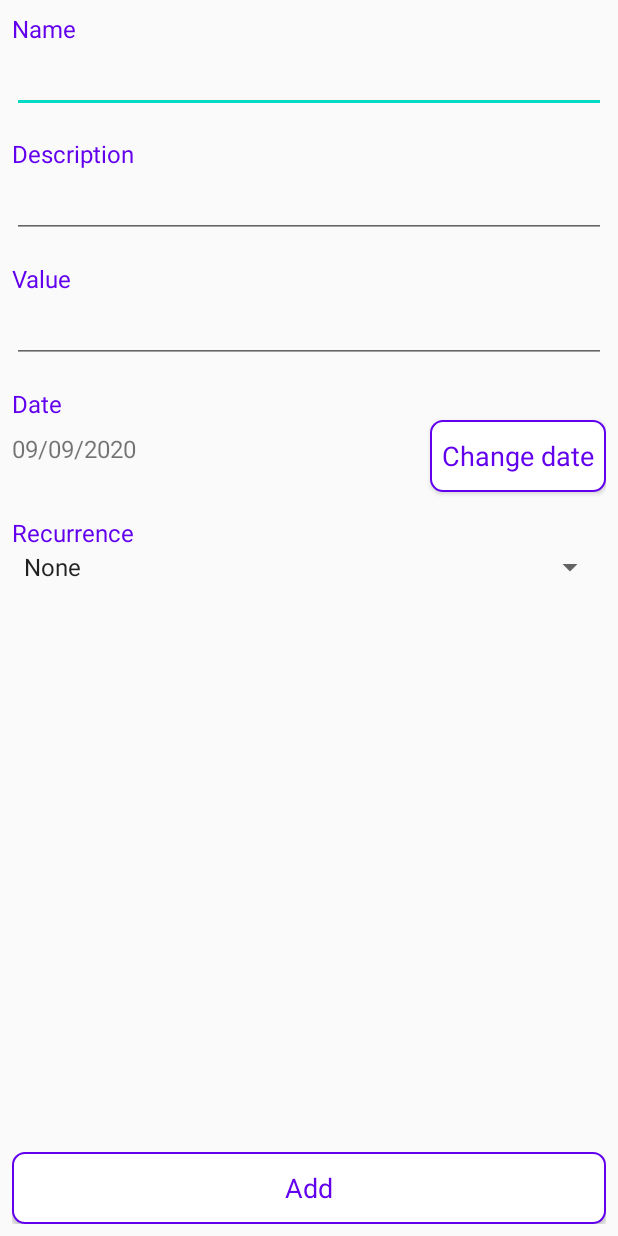
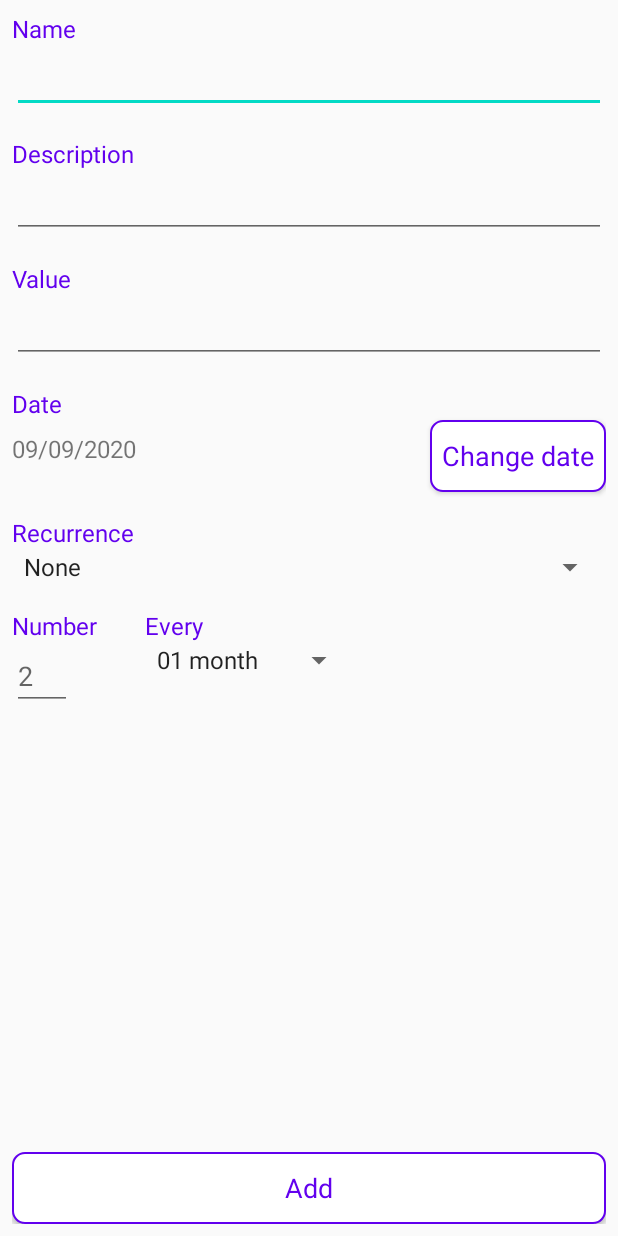
Before and after one commit to PedroPSar/Financial_Control, an Android app: the AddIncomeActivity screen opened directly, with no data from a screen before it, on a phone screen of 412 x 824 dp. Run offline under Robolectric (Android 15) with nearby library versions, the phone set to English and light mode, and no system bars; our stand-ins replace Room's generated code.

Commit message:
Commit 09/09/2020

```diff
--- a/app/src/main/java/com/development/pega/financialcontrol/model/Expense.kt
+++ b/app/src/main/java/com/development/pega/financialcontrol/model/Expense.kt
@@ -38,4 +38,7 @@ class Expense {
 
     @ColumnInfo(name = "numInstallmentMonths")
     var numInstallmentMonths = 0
+
+    @ColumnInfo(name = "payFrequency")
+    var payFrequency = 0
 }
--- a/app/src/main/java/com/development/pega/financialcontrol/model/Income.kt
+++ b/app/src/main/java/com/development/pega/financialcontrol/model/Income.kt
@@ -34,4 +34,7 @@ class Income() {
 
     @ColumnInfo(name = "numInstallmentMonths")
     var numInstallmentMonths = 0
+
+    @ColumnInfo(name = "payFrequency")
+    var payFrequency = 0
 }
--- a/app/src/main/java/com/development/pega/financialcontrol/views/AddIncomeActivity.kt
+++ b/app/src/main/java/com/development/pega/financialcontrol/views/AddIncomeActivity.kt
@@ -22,8 +22,10 @@ class AddIncomeActivity : AppCompatActivity(), View.OnClickListener, AdapterView
     private lateinit var mViewModel: AddIncomeViewModel
     private lateinit var mViewModelFactory: ViewModelProvider.AndroidViewModelFactory
     private var recurrenceOption = Constants.RECURRENCE.NONE
+    private var everyMonth = 1
 
     private lateinit var spinner: Spinner
+    private lateinit var spinnerEveryMonth: Spinner
 
     private lateinit var calendar: Calendar
 
@@ -58,6 +60,7 @@ class AddIncomeActivity : AppCompatActivity(), View.OnClickListener, AdapterView
             mIncome.month = month
             mIncome.year = year
             mIncome.recurrence = recurrenceOption
+            mIncome.payFrequency = everyMonth
 
             mViewModel.saveIncome(mIncome)
         }
@@ -66,6 +69,9 @@ class AddIncomeActivity : AppCompatActivity(), View.OnClickListener, AdapterView
     override fun onItemSelected(parent: AdapterView<*>, view: View, position: Int, id: Long) {
         if(parent.id == R.id.spinner_income_recurrence) {
             recurrenceOption = AppControl.getRecurrence(position)
+
+        } else if(parent.id == R.id.spinner_income_every_months) {
+            everyMonth = position + 1
         }
     }
 
@@ -77,6 +83,7 @@ class AddIncomeActivity : AppCompatActivity(), View.OnClickListener, AdapterView
         btn_change_date.setOnClickListener(this)
         btn_add.setOnClickListener(this)
         spinner.onItemSelectedListener = this
+        spinnerEveryMonth.onItemSelectedListener = this
     }
 
     private fun setSpinner() {
@@ -85,6 +92,13 @@ class AddIncomeActivity : AppCompatActivity(), View.OnClickListener, AdapterView
         ).also { adapter ->
             adapter.setDropDownViewResource(android.R.layout.simple_spinner_dropdown_item)
             spinner.adapter = adapter
+        }
+
+        spinnerEveryMonth = findViewById(R.id.spinner_income_every_months)
+        ArrayAdapter.createFromResource(this, R.array.every_month_array, android.R.layout.simple_spinner_item
+        ).also { adapter ->
+            adapter.setDropDownViewResource(android.R.layout.simple_spinner_dropdown_item)
+            spinnerEveryMonth.adapter = adapter
         }
     }
 
--- a/app/src/main/res/layout/activity_add_income.xml
+++ b/app/src/main/res/layout/activity_add_income.xml
@@ -111,6 +111,56 @@
         app:layout_constraintEnd_toEndOf="parent"
         app:layout_constraintTop_toBottomOf="@id/lbl_recurrence"/>
 
+    <androidx.constraintlayout.widget.ConstraintLayout
+        android:layout_width="match_parent"
+        android:layout_height="wrap_content"
+        app:layout_constraintStart_toStartOf="parent"
+        app:layout_constraintEnd_toEndOf="parent"
+        app:layout_constraintTop_toBottomOf="@id/spinner_income_recurrence">
+
+        <TextView
+            android:id="@+id/lbl_number"
+            android:layout_width="wrap_content"
+            android:layout_height="wrap_content"
+            android:layout_marginTop="16dp"
+            android:text="@string/lbl_number"
+            android:textColor="@color/colorPrimary"
+            android:textSize="@dimen/add_acitivity_lbl_size"
+            app:layout_constraintStart_toStartOf="parent"
+            app:layout_constraintTop_toTopOf="parent" />
+
+        <EditText
+            android:id="@+id/edit_many_times"
+            android:layout_width="wrap_content"
+            android:layout_height="wrap_content"
+            android:hint="@string/edit_many_times_hint"
+            android:inputType="number"
+            android:minWidth="40dp"
+            app:layout_constraintStart_toStartOf="parent"
+            app:layout_constraintTop_toBottomOf="@id/lbl_number" />
+
+        <TextView
+            android:id="@+id/lbl_every"
+            android:layout_width="wrap_content"
+            android:layout_height="wrap_content"
+            android:layout_marginStart="32dp"
+            android:layout_marginTop="16dp"
+            android:text="@string/lbl_every"
+            android:textColor="@color/colorPrimary"
+            android:textSize="@dimen/add_acitivity_lbl_size"
+            app:layout_constraintStart_toEndOf="@id/lbl_number"
+            app:layout_constraintTop_toTopOf="parent" />
+
+        <androidx.appcompat.widget.AppCompatSpinner
+            android:id="@+id/spinner_income_every_months"
+            android:layout_width="0dp"
+            android:layout_height="wrap_content"
+            android:layout_marginStart="32dp"
+            app:layout_constraintStart_toEndOf="@id/lbl_number"
+            app:layout_constraintTop_toBottomOf="@id/lbl_every" />
+
+    </androidx.constraintlayout.widget.ConstraintLayout>
+
     <Button
         android:id="@+id/btn_add"
         android:layout_width="0dp"
--- a/app/src/main/res/values/strings.xml
+++ b/app/src/main/res/values/strings.xml
@@ -32,6 +32,9 @@
     <string name="save_success_message">Saved successfully</string>
     <string name="save_failed_message">\"Save failed\" error</string>
     <string name="lbl_name">Name</string>
+    <string name="edit_many_times_hint">2</string>
+    <string name="lbl_number">Number</string>
+    <string name="lbl_every">Every</string>
 
     <string-array name="spinner_recurrence_options">
         <item>None</item>
@@ -60,4 +63,19 @@
         <item>December</item>
     </string-array>
 
+    <string-array name="every_month_array">
+        <item>01 month</item>
+        <item>02 months</item>
+        <item>03 months</item>
+        <item>04 months</item>
+        <item>05 months</item>
+        <item>06 months</item>
+        <item>07 months</item>
+        <item>08 months</item>
+        <item>09 months</item>
+        <item>10 months</item>
+        <item>11 months</item>
+        <item>12 months</item>
+    </string-array>
+
 </resources>
```
